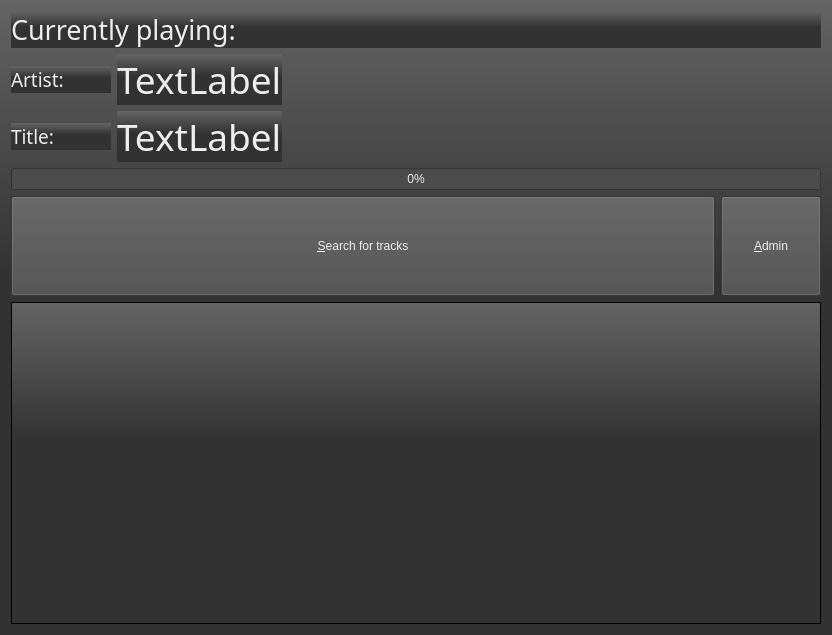
Qt form mainWidget.ui (thomaslundgaard/Pimp) before a commit.
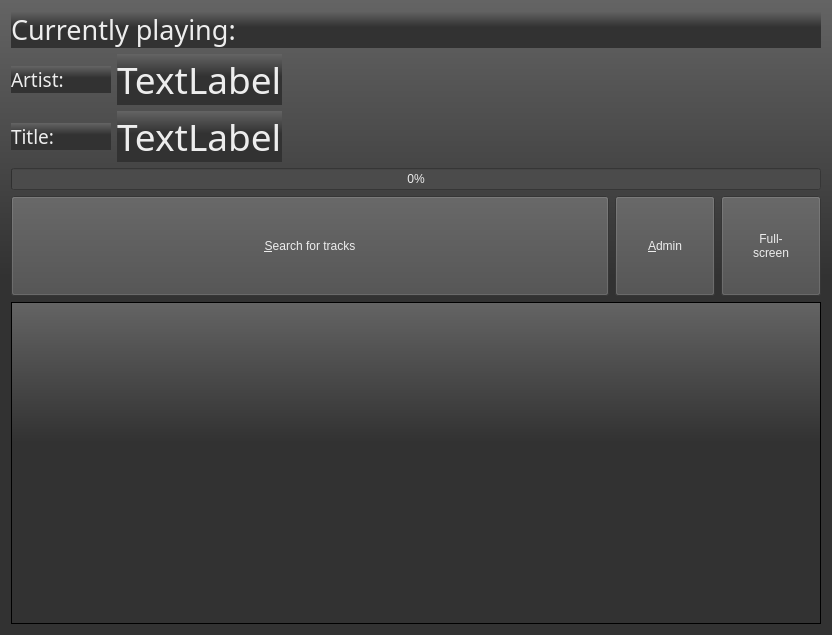
The same form after that commit.

Patch:
```diff
--- a/mainWidget.ui
+++ b/mainWidget.ui
@@ -15,10 +15,9 @@
    <string>PyMpdJuke</string>
   </property>
   <property name="styleSheet">
-   <string notr="true">background-color: qlineargradient(spread:pad, x1:1, y1:1, x2:1, y2:0, stop:0.565217 rgba(50, 50, 50, 255), stop:1 rgba(100, 100, 100, 255));
+   <string notr="true">background: qlineargradient(spread:pad, x1:1, y1:1, x2:1, y2:0, stop:0.565217 rgba(50, 50, 50, 255), stop:1 rgba(100, 100, 100, 255));
 font: 14pt &quot;Sans Serif&quot;;
-color: rgb(237, 237, 237);
-</string>
+color: rgb(237, 237, 237);</string>
   </property>
   <layout class="QVBoxLayout" name="verticalLayout_2">
    <item>
@@ -229,6 +228,29 @@
        </property>
       </widget>
      </item>
+     <item>
+      <widget class="QPushButton" name="fullscreenBtn">
+       <property name="sizePolicy">
+        <sizepolicy hsizetype="Fixed" vsizetype="Fixed">
+         <horstretch>0</horstretch>
+         <verstretch>0</verstretch>
+        </sizepolicy>
+       </property>
+       <property name="minimumSize">
+        <size>
+         <width>100</width>
+         <height>100</height>
+        </size>
+       </property>
+       <property name="styleSheet">
+        <string>background-color: rgb(75, 75, 75);</string>
+       </property>
+       <property name="text">
+        <string>Full-
+screen</string>
+       </property>
+      </widget>
+     </item>
     </layout>
    </item>
    <item>
```
Left out of the diff: 26 changed lines with no effect on the pictures.
